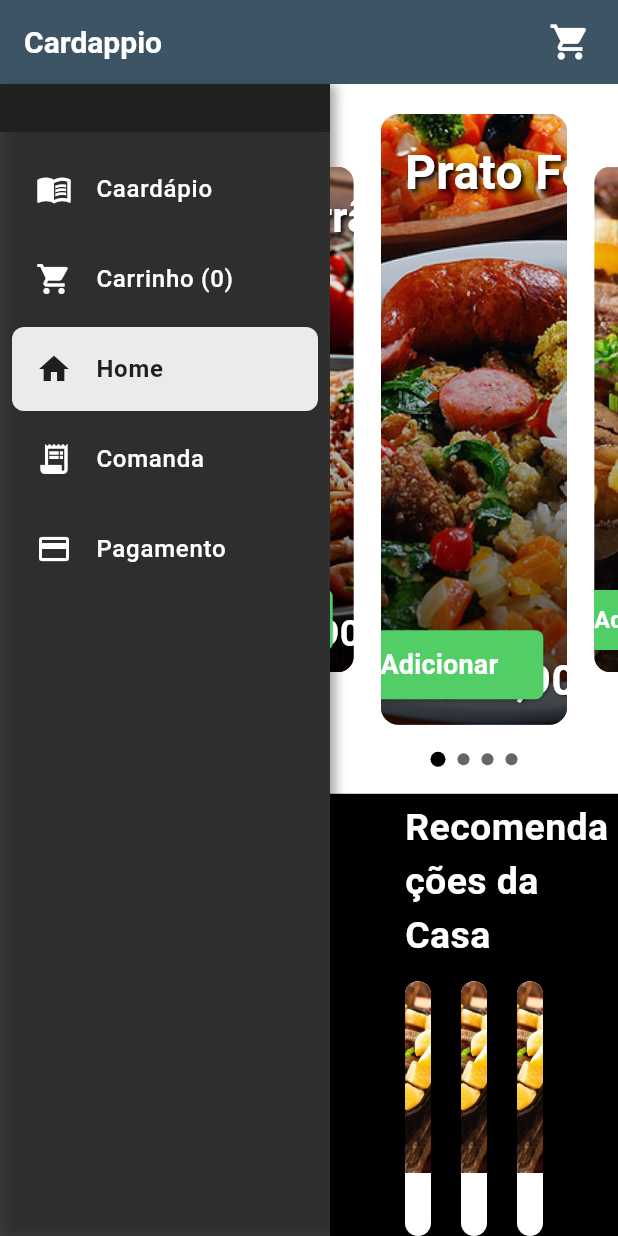
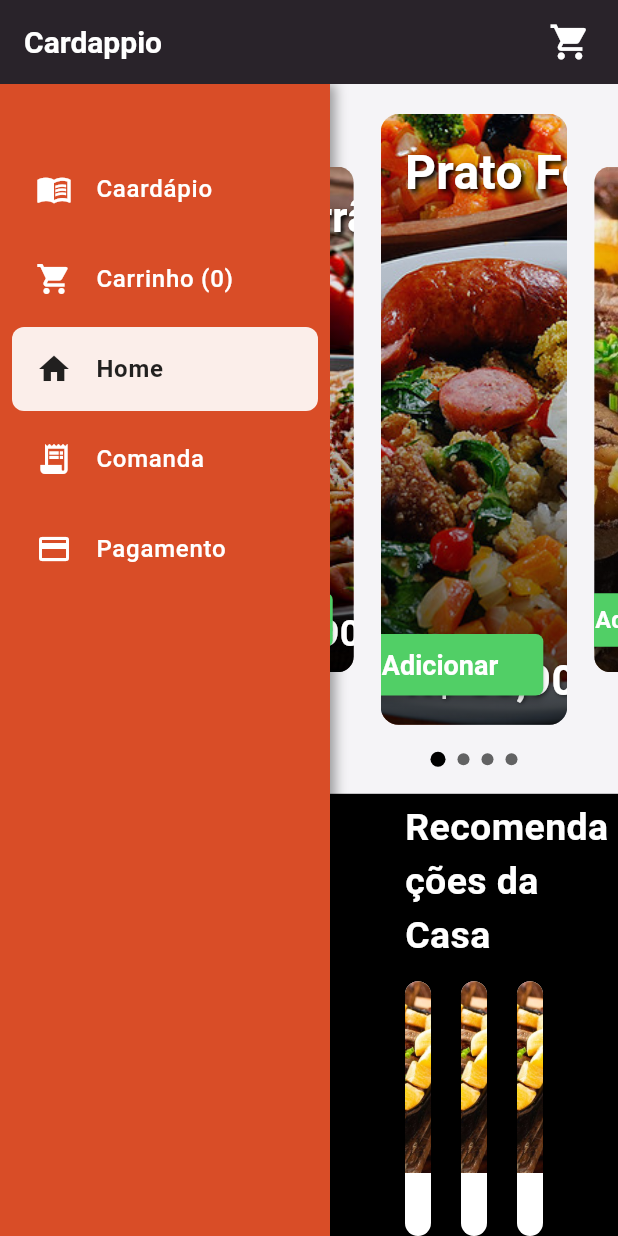
Before and after one commit to WorkspaceCardappio/mobile, a Flutter app: the screen it shows after launch, on a phone screen of 412 x 824 dp. Run offline on Flutter 3.47's test engine with Material 3 defaults, Android fonts, the phone set to English and light mode, and no system bars; drawn by our look-alikes of carousel_slider.

Commit message:
feat: refinamento

```diff
--- a/cardappio_mobile/lib/core/theme.dart
+++ b/cardappio_mobile/lib/core/theme.dart
@@ -1,54 +1,96 @@
 import 'package:flutter/material.dart';
 
+// The new, refined color palette based on user input (d94d27, 1f1f29, f5f4f7)
 class _AppColors {
-  static const Color primaryText = Color(0xFF2C3E50);
-  static const Color secondaryText = Color(0xFF495057);
+  // Main Accent: Muted Terracotta/Reddish Orange (d94d27)
+  static const Color primary = Color(0xFFD94D27);
 
-  static const Color primaryBlack = Color(0xFF1E1E1E);
-  static const Color primaryBlack87 = Color(0xDF1E1E1E);
+  // Darkest Color: Deep Slate/Indigo (1f1f29) - Used for Text and AppBar
+  static const Color darkSlate = Color(0xFF1F1F29);
 
-  static const Color background = Color(0xFFF8F9FA);
-  static const Color surface = Color(0xFFFFFFFF);
-  static const Color onPrimary = Color(0xFFFFFFFF);
+  // Lightest Color: Soft Off-White/Lavender (f5f4f7) - Used for Background and Surface
+  static const Color offWhite = Color(0xFFF5F4F7);
 
-  static const Color appBarBackground = Color(0xE52C3E50);
+  // Secondary Text Color: A slightly lighter, less intense slate for supporting text
+  static const Color secondaryText = Color(0xFF4C4C59);
+
+  // Text/Icons on dark surfaces
+  static const Color onDark = Color(0xFFFFFFFF);
 }
 
 final ThemeData appTheme = ThemeData(
   useMaterial3: true,
+  // Use the off-white as the main canvas background for a clean, sober look
+  scaffoldBackgroundColor: _AppColors.offWhite,
+
   colorScheme: ColorScheme.fromSeed(
-    seedColor: _AppColors.primaryBlack,
-    primary: _AppColors.primaryBlack87,
-    secondary: _AppColors.primaryText,
-    surface: _AppColors.surface,
-    background: _AppColors.background,
-    onPrimary: _AppColors.onPrimary,
-    onBackground: _AppColors.primaryText,
+    seedColor: _AppColors.primary, // Muted orange drives the scheme's feel
+    brightness: Brightness.light,
+
+    // Primary: The terracotta accent
+    primary: _AppColors.primary,
+    onPrimary: _AppColors.onDark,
+
+    // Surface/Background: The soft off-white
+    surface: _AppColors.offWhite,
+    background: _AppColors.offWhite,
+
+    // On-Surface/On-Background: The deep slate for primary contrast text/icons
+    onSurface: _AppColors.darkSlate,
+    onBackground: _AppColors.darkSlate,
   ),
+
+  // AppBar uses the dark slate for strong, modern contrast
   appBarTheme: const AppBarTheme(
-    backgroundColor: _AppColors.appBarBackground,
-    foregroundColor: _AppColors.onPrimary,
-    elevation: 4.0,
+    backgroundColor: _AppColors.darkSlate,
+    foregroundColor: _AppColors.onDark, // White text on dark slate
+    elevation: 0, // Modern apps often use no elevation on the AppBar
     scrolledUnderElevation: 4.0,
+    titleTextStyle: TextStyle(
+      color: _AppColors.onDark,
+      fontWeight: FontWeight.w600,
+      fontSize: 20,
+    ),
   ),
+
+  // Text Styling: Using the deep slate color
   textTheme: const TextTheme(
     titleLarge: TextStyle(
       fontWeight: FontWeight.w700,
       fontSize: 24,
-      color: _AppColors.primaryText,
+      color: _AppColors.darkSlate,
     ),
     headlineMedium: TextStyle(
       fontWeight: FontWeight.w700,
       fontSize: 28,
-      color: _AppColors.primaryText,
+      color: _AppColors.darkSlate,
     ),
+    // Body text uses a slightly less aggressive contrast (secondaryText)
     bodyMedium: TextStyle(
       fontSize: 16,
       color: _AppColors.secondaryText,
     ),
   ),
+
+  // Buttons use the primary color and have a clean, modern shape
+  elevatedButtonTheme: ElevatedButtonThemeData(
+    style: ElevatedButton.styleFrom(
+      backgroundColor: _AppColors.primary,
+      foregroundColor: _AppColors.onDark,
+      shape: RoundedRectangleBorder(
+        borderRadius: BorderRadius.circular(8.0),
+      ),
+      padding: const EdgeInsets.symmetric(horizontal: 24, vertical: 12),
+      textStyle: const TextStyle(fontWeight: FontWeight.w600, fontSize: 16),
+      elevation: 2.0,
+    ),
+  ),
+
+  // Card Styling: Subtle elevation and rounded corners for a gentle lift
+  // FIX: Changed 'CardTheme' to 'CardThemeData'
   cardTheme: CardThemeData(
-    elevation: 2.0,
+    color: _AppColors.offWhite,
+    elevation: 1.0,
     shape: RoundedRectangleBorder(
       borderRadius: BorderRadius.circular(12.0),
     ),
```
Also changed, not shown: cardappio_mobile/lib/view/screens/payment/payment_screen.dart (+8 -6 lines).
